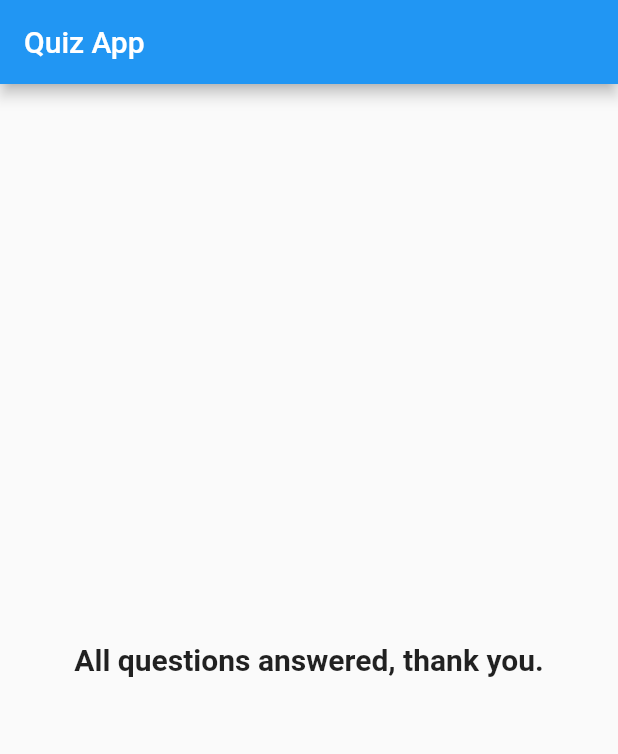
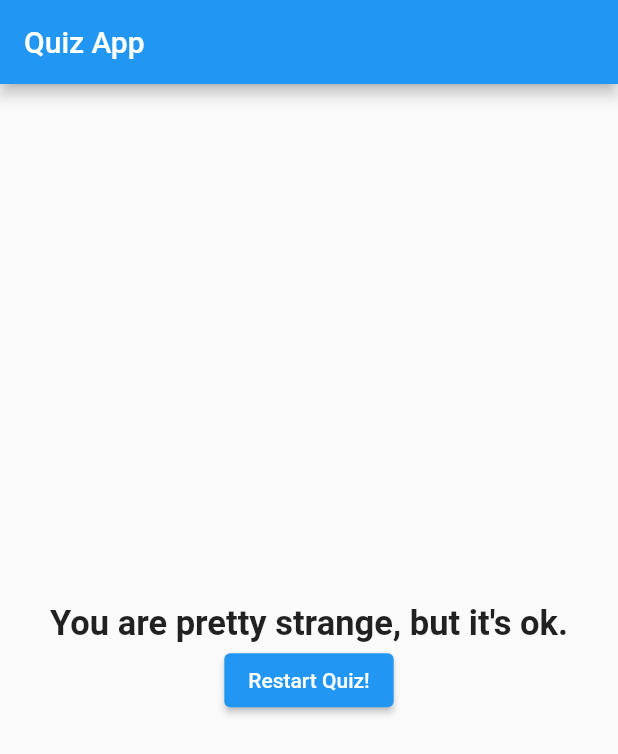
Before and after one commit to Spectari-code/quiz-flutter, a Flutter app: the screen it shows after launch, after a tap on "Black", after a tap on "Cat", after a tap on "Autum", on a phone screen of 412 x 824 dp. Shown: the top 754 px of the screen. Run offline on Flutter 3.47's test engine with Material 2 defaults, Android fonts, the phone set to English and light mode, and no system bars.

Commit message:
Added scoring system and change layout.

```diff
--- a/lib/main.dart
+++ b/lib/main.dart
@@ -15,39 +15,49 @@ class MyApp extends StatefulWidget {
 }
 
 class _MyAppState extends State<MyApp> {
-  var _questionIndex = 0;
-
   final _questions = const [
     {
       "questionText": "What's your favorite color?",
       "answers": [
-        "Black",
-        "Red",
-        "Green",
-        "White",
+        {"text": "Black", "score": 10},
+        {"text": "Red", "score": 8},
+        {"text": "Green", "score": 5},
+        {"text": "Blue", "score": 1},
       ],
     },
     {
       "questionText": "What's your favorite animal?",
       "answers": [
-        "Dog",
-        "Cat",
-        "Hammster",
-        "Snake",
+        {"text": "Dog", "score": 1},
+        {"text": "Cat", "score": 7},
+        {"text": "Hammster", "score": 5},
+        {"text": "Snake", "score": 10},
       ],
     },
     {
       "questionText": "What's your favorite season?",
       "answers": [
-        "Spring",
-        "Summer",
-        "Autum",
-        "Winter",
+        {"text": "Spring", "score": 3},
+        {"text": "Summer", "score": 5},
+        {"text": "Autum", "score": 8},
+        {"text": "Winter", "score": 10},
       ],
     }
   ];
 
-  void _answerQuestion() {
+  var _questionIndex = 0;
+  var _totalScore = 0;
+
+  void _resetQuiz() {
+    setState(() {
+      _questionIndex = 0;
+      _totalScore = 0;
+    });
+  }
+
+  void _answerQuestion(int score) {
+    _totalScore += score;
+
     setState(() {
       _questionIndex = _questionIndex + 1;
     });
@@ -66,7 +76,7 @@ class _MyAppState extends State<MyApp> {
                   questionIndex: _questionIndex,
                   questions: _questions,
                 )
-              : Result()),
+              : Result(_totalScore, _resetQuiz)),
     );
   }
 }
--- a/lib/quiz.dart
+++ b/lib/quiz.dart
@@ -17,13 +17,18 @@ class Quiz extends StatelessWidget {
 
   @override
   Widget build(BuildContext context) {
-    return Column(children: <Widget>[
-      Question(questions[questionIndex]['questionText']), // access by key
-      // map List into a List of Widgets, spread them so we pass individual
-      //  widgets to column to make it happy
-      ...(questions[questionIndex]['answers'] as List<String>)
-          .map((answers) => Answer(answerQuestion, answers))
-          .toList()
-    ]);
+    return Column(
+        crossAxisAlignment: CrossAxisAlignment.center,
+        mainAxisAlignment: MainAxisAlignment.center,
+        children: <Widget>[
+          Question(questions[questionIndex]['questionText']
+              as String), // access by key
+          // map List into a List of Widgets, spread them so we pass individual
+          //  widgets to column to make it happy
+          ...(questions[questionIndex]['answers'] as List<Map<String, Object>>)
+              .map((answers) => Answer(() => answerQuestion(answers['score']),
+                  answers['text'] as String))
+              .toList()
+        ]);
   }
 }
--- a/lib/result.dart
+++ b/lib/result.dart
@@ -1,12 +1,36 @@
 import 'package:flutter/material.dart';
 
 class Result extends StatelessWidget {
+  final int resultScore;
+  final Function resetQuiz;
+
+  Result(this.resultScore, this.resetQuiz);
+
+  String get resultPhrase {
+    String resultText;
+    if (resultScore <= 8) {
+      resultText = "You are awesome!";
+    } else if (resultScore <= 12) {
+      resultText = "Pretty likable!";
+    } else {
+      resultText = "You are pretty strange, but it's ok.";
+    }
+    return resultText;
+  }
+
   @override
   Widget build(BuildContext context) {
     return Center(
-      child: Text(
-        "All questions answered, thank you.",
-        style: TextStyle(fontSize: 20, fontWeight: FontWeight.bold),
+      child: Column(
+        crossAxisAlignment: CrossAxisAlignment.center,
+        mainAxisAlignment: MainAxisAlignment.center,
+        children: [
+          Text(
+            resultPhrase,
+            style: TextStyle(fontSize: 23, fontWeight: FontWeight.bold),
+          ),
+          ElevatedButton(onPressed: resetQuiz, child: Text("Restart Quiz!"))
+        ],
       ),
     );
   }
```
